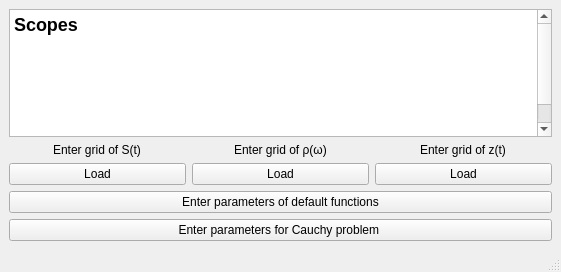
Old version of the form untitled.ui in the repository RuslanSafronoff/numerical_metods.
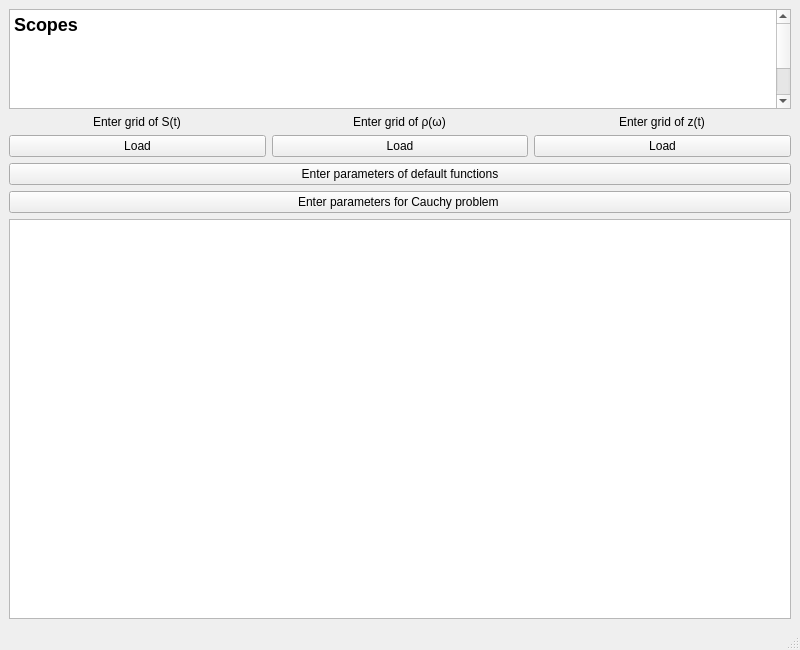
New version of the form. Icons and pictures are not drawn.

```diff
--- a/untitled.ui
+++ b/untitled.ui
@@ -6,10 +6,16 @@
    <rect>
     <x>0</x>
     <y>0</y>
-    <width>561</width>
-    <height>272</height>
+    <width>800</width>
+    <height>650</height>
    </rect>
   </property>
+  <property name="minimumSize">
+   <size>
+    <width>100</width>
+    <height>533</height>
+   </size>
+  </property>
   <property name="windowTitle">
    <string>MainWindow</string>
   </property>
@@ -19,6 +25,12 @@
      <layout class="QVBoxLayout" name="verticalLayout_4">
       <item>
        <widget class="QTextBrowser" name="textBrowser">
+        <property name="maximumSize">
+         <size>
+          <width>16777215</width>
+          <height>150</height>
+         </size>
+        </property>
         <property name="html">
          <string>&lt;!DOCTYPE HTML PUBLIC &quot;-//W3C//DTD HTML 4.0//EN&quot; &quot;http://www.w3.org/TR/REC-html40/strict.dtd&quot;&gt;
 &lt;html&gt;&lt;head&gt;&lt;meta name=&quot;qrichtext&quot; content=&quot;1&quot; /&gt;&lt;style type=&quot;text/css&quot;&gt;
@@ -116,6 +128,33 @@
         </property>
        </widget>
       </item>
+      <item>
+       <widget class="QGraphicsView" name="graphicsView">
+        <property name="enabled">
+         <bool>true</bool>
+        </property>
+        <property name="sizePolicy">
+         <sizepolicy hsizetype="Expanding" vsizetype="Expanding">
+          <horstretch>0</horstretch>
+          <verstretch>0</verstretch>
+         </sizepolicy>
+        </property>
+        <property name="minimumSize">
+         <size>
+          <width>400</width>
+          <height>400</height>
+         </size>
+        </property>
+        <property name="sceneRect">
+         <rectf>
+          <x>0.000000000000000</x>
+          <y>0.000000000000000</y>
+          <width>0.000000000000000</width>
+          <height>0.000000000000000</height>
+         </rectf>
+        </property>
+       </widget>
+      </item>
      </layout>
     </item>
    </layout>
```
